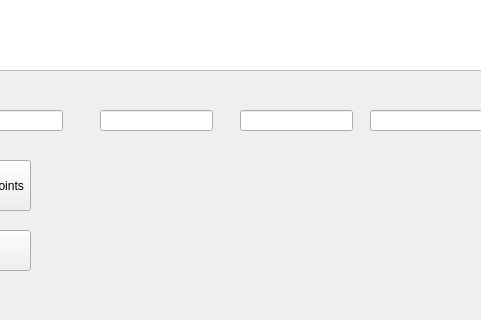
First picture: the form in databases/geopoints_widget/geopoints_widget.ui, repository ValeryStk/satellite_comparator, before the edit; both pictures show x 120 to 601 and y 280 to 600 of the 800 by 600 pixel window.
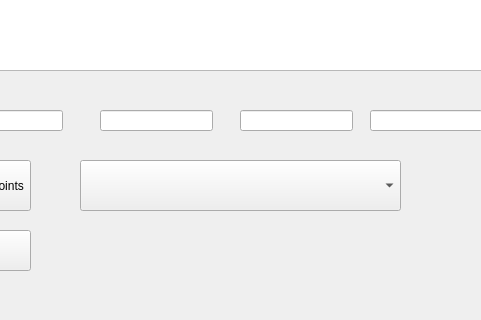
Second picture: the form after the edit.

What changed in the file:
```diff
--- a/databases/geopoints_widget/geopoints_widget.ui
+++ b/databases/geopoints_widget/geopoints_widget.ui
@@ -115,6 +115,16 @@
     <string>show all points</string>
    </property>
   </widget>
+  <widget class="QComboBox" name="comboBox_uris">
+   <property name="geometry">
+    <rect>
+     <x>200</x>
+     <y>440</y>
+     <width>321</width>
+     <height>51</height>
+    </rect>
+   </property>
+  </widget>
  </widget>
  <resources/>
  <connections/>
```
